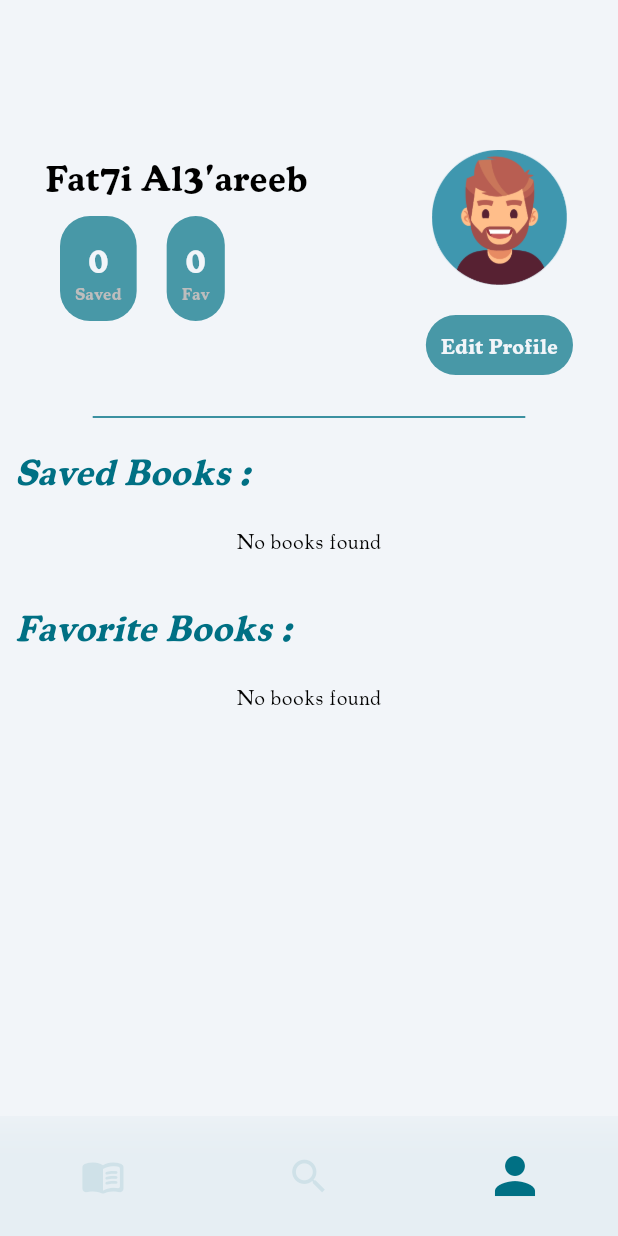
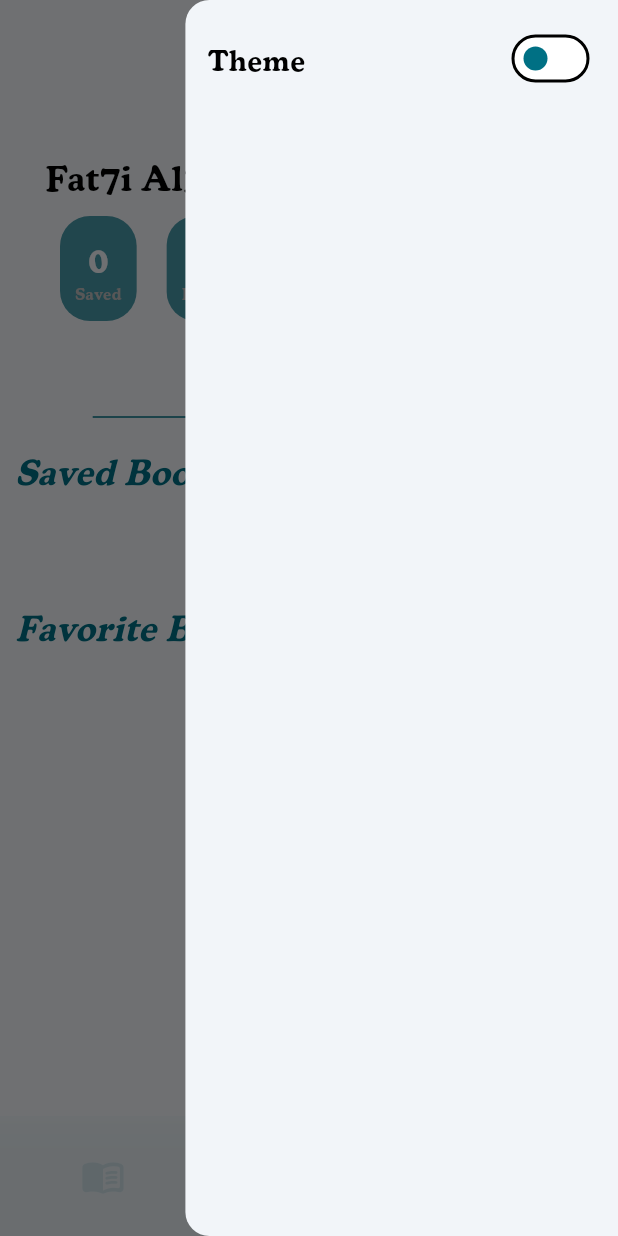
Before and after one commit to fat7i-alghareeb/book_store_app, a Flutter app: the screen it shows after launch, item 3 of the bottom bar chosen, with the side drawer open (before the commit the screen has no drawer), on a phone screen of 412 x 824 dp. Run offline on Flutter 3.47's test engine with Material 3 defaults, Android fonts, the phone set to English and light mode, and no system bars; our stand-ins replace bloc, cached_network_image, card_swiper, dartz, dio, flutter_bloc and 5 more; accounts and stored records are empty; network calls fail.

Commit message:
sorry but too many changes and i forgot to commit every one of them

```diff
--- a/lib/Core/shared/widgets/book_card_info.dart
+++ b/lib/Core/shared/widgets/book_card_info.dart
@@ -20,12 +20,16 @@ class BookCardInfo extends StatelessWidget {
   final double rating;
   @override
   Widget build(BuildContext context) {
-    return Container(
+    return Card(
+      color: Colors.transparent,
+      elevation: 5,
+      shadowColor: Theme.of(context).colorScheme.secondary.withOpacity(.05),
+      child: Container(
         width: containerWidth,
         height: height,
         decoration: BoxDecoration(
           borderRadius: BorderRadius.circular(Constants.kBorderRadius),
-        color: Colors.white,
+          color: Theme.of(context).colorScheme.secondary.withOpacity(.05),
         ),
         child: Padding(
           padding: const EdgeInsets.all(8.0),
@@ -65,6 +69,7 @@ class BookCardInfo extends StatelessWidget {
             ],
           ),
         ),
+      ),
     );
   }
 }
--- a/lib/Core/shared/widgets/book_card_list_view.dart
+++ b/lib/Core/shared/widgets/book_card_list_view.dart
@@ -69,7 +69,6 @@ class _HomeBookCardListViewState extends State<HomeBookCardListView> {
           return BookCard(
             height: height,
             book: widget.books[index],
-            onPop: () => setState(() {}),
           );
         },
       ),
--- a/lib/Core/themes.dart
+++ b/lib/Core/themes.dart
@@ -5,13 +5,14 @@ const lightMainColor = Color(0xFFF2F5F9);
 const lightSecondaryColor = Color(0xFF007084);
 const lightThirdlyColor = Color.fromARGB(255, 0, 0, 0);
 ///////////////////////////////////////////////////////////////////
-const darkMainColor = Color(0xFF0F0F0F);
-const darkSecondaryColor = Color(0xFFF2F2F2);
-const darkThirdlyColor = Colors.grey;
+const darkMainColor = Color.fromARGB(255, 55, 55, 55);
+const darkSecondaryColor = Color.fromARGB(255, 24, 187, 219);
+const darkThirdlyColor = Color.fromARGB(255, 255, 255, 255);
 ///////////////////////////////////////////////////////////////////
 ThemeData lightMode = ThemeData(
   brightness: Brightness.light,
   fontFamily: "Cooper",
+  drawerTheme: const DrawerThemeData(backgroundColor: lightMainColor),
   appBarTheme: const AppBarTheme(
     color: lightMainColor,
     elevation: 0,
@@ -31,7 +32,8 @@ ThemeData lightMode = ThemeData(
   ),
 );
 ThemeData darkMode = ThemeData(
-  //fontFamily: "NewFont",
+  fontFamily: "Cooper",
+  drawerTheme: const DrawerThemeData(backgroundColor: darkMainColor),
   appBarTheme: const AppBarTheme(
     color: darkMainColor,
     elevation: 0,
--- a/lib/Core/utils/functions/check_cache.dart
+++ b/lib/Core/utils/functions/check_cache.dart
@@ -12,7 +12,7 @@ void checkCache() async {
     var savedTime = DateTime.fromMillisecondsSinceEpoch(savedTimestamp);
     var currentTime = DateTime.now();
     var difference = currentTime.difference(savedTime).inHours;
-    if (difference >= 15) {
+    if (difference >= 500) {
       Hive.box<BookEntity>(Constants.kFeaturedBox).clear();
       Hive.box<BookEntity>(Constants.kNewestBox).clear();
       box.putAt(0, DateTime.now().millisecondsSinceEpoch);
--- a/lib/Features/details/presentation/views/widgets/book_option_widget.dart
+++ b/lib/Features/details/presentation/views/widgets/book_option_widget.dart
@@ -5,7 +5,7 @@ import 'package:flutter/material.dart';
 import 'package:flutter/services.dart';
 import 'package:flutter_bloc/flutter_bloc.dart';
 import '../../../../../Core/utils/text_styles.dart';
-import 'bottom_sheet_body.dart';
+import 'details_bottom_sheet_body.dart';
 
 class BookOptionWidget extends StatelessWidget {
   const BookOptionWidget({
@@ -93,7 +93,7 @@ class BookOptionWidget extends StatelessWidget {
                 ),
               ),
             ),
-            body: BottomSheetBody(
+            body: DetailsBottomSheetBody(
               book: book,
             ),
           ),
--- a/lib/Features/navigator/presentation/views/navigator.dart
+++ b/lib/Features/navigator/presentation/views/navigator.dart
@@ -4,6 +4,7 @@ import '../../../search/presentation/views/search_view.dart';
 import 'package:flutter/material.dart';
 
 import '../../../user/presentation/views/user_view.dart';
+import 'widgets/drawer_widget.dart';
 
 class MainNavigator extends StatefulWidget {
   const MainNavigator({super.key});
@@ -46,6 +47,7 @@ class _MainNavigatorState extends State<MainNavigator> {
   @override
   Widget build(BuildContext context) {
     return Scaffold(
+      endDrawer: const DrawerWidget(),
       body: Stack(
         children: [
           PageView(
--- /dev/null
+++ b/lib/Features/navigator/presentation/views/widgets/drawer_widget.dart
@@ -0,0 +1,25 @@
+import 'package:book_app/Features/navigator/presentation/views/widgets/theme_switch.dart';
+import 'package:flutter/material.dart';
+
+class DrawerWidget extends StatelessWidget {
+  const DrawerWidget({super.key});
+
+  @override
+  Widget build(BuildContext context) {
+    double x = MediaQuery.of(context).size.width;
+
+    return Drawer(
+      width: x * .7,
+      child: const SafeArea(
+        child: Column(
+          children: [
+            Padding(
+              padding: EdgeInsets.all(15),
+              child: ThemeSwitch(lightTheme: true),
+            ),
+          ],
+        ),
+      ),
+    );
+  }
+}
--- /dev/null
+++ b/lib/Features/navigator/presentation/views/widgets/theme_switch.dart
@@ -0,0 +1,52 @@
+import 'package:flutter/material.dart';
+
+class ThemeSwitch extends StatefulWidget {
+  const ThemeSwitch({
+    super.key,
+    required this.lightTheme,
+  });
+  final bool lightTheme;
+  @override
+  State<ThemeSwitch> createState() => _ThemeSwitchState();
+}
+
+class _ThemeSwitchState extends State<ThemeSwitch> {
+  late bool lightTheme;
+
+  @override
+  void initState() {
+    lightTheme = widget.lightTheme;
+    super.initState();
+  }
+
+  @override
+  Widget build(BuildContext context) {
+    return Row(
+      mainAxisAlignment: MainAxisAlignment.spaceBetween,
+      children: [
+        Text(
+          "Theme ",
+          style: TextStyle(
+            fontSize: 20,
+            fontWeight: FontWeight.bold,
+            color: Theme.of(context).colorScheme.tertiary,
+          ),
+        ),
+        Switch(
+          value: !lightTheme,
+          activeColor: Colors.white,
+          inactiveThumbColor: Theme.of(context).colorScheme.secondary,
+          inactiveTrackColor: Colors.white,
+          activeTrackColor: Colors.black,
+          onChanged: (value) {
+            setState(() {
+              lightTheme = !value;
+
+              //  BlocProvider.of<UserInfoCubit>(context).changeTheme();
+            });
+          },
+        ),
+      ],
+    );
+  }
+}
--- a/lib/Features/user/presentation/views/widgets/books_section.dart
+++ b/lib/Features/user/presentation/views/widgets/books_section.dart
@@ -1,26 +1,27 @@
+import 'package:book_app/Core/shared/widgets/books_list_view.dart';
 import 'package:flutter/material.dart';
 import 'package:flutter_bloc/flutter_bloc.dart';
-
 import '../../../../../Core/domain/entities/book_entity.dart';
 import '../../../../../Core/utils/text_styles.dart';
 import '../../manger/favorite box cubit/cubit/favorite_books_cubit.dart';
 import '../../manger/favorite box cubit/cubit/favorite_books_state.dart';
 import '../../manger/saved box cubit/cubit/saved_books_cubit.dart';
 import '../../manger/saved box cubit/cubit/saved_books_state.dart';
-import 'user_books_card_list_view.dart';
 
 class BooksSection extends StatelessWidget {
   final String title;
   final List<BookEntity> books;
-  final VoidCallback onBooksUpdated;
+  final VoidCallback updateBooks;
+  final VoidCallback fetchingTheChange;
   final ScrollController scrollController;
 
   const BooksSection({
     super.key,
     required this.title,
     required this.books,
-    required this.onBooksUpdated,
+    required this.updateBooks,
     required this.scrollController,
+    required this.fetchingTheChange,
   });
 
   @override
@@ -43,23 +44,24 @@ class BooksSection extends StatelessWidget {
             BlocListener<FavoriteBooksCubit, FavoriteBooksState>(
               listener: (context, state) {
                 if (state is FavoriteBooksSuccess) {
-                  onBooksUpdated();
+                  updateBooks();
                 }
               },
             ),
             BlocListener<SavedBooksCubit, SavedBooksState>(
               listener: (context, state) {
                 if (state is SavedBooksSuccess) {
-                  onBooksUpdated();
+                  updateBooks();
                 }
               },
             ),
           ],
           child: books.isEmpty
               ? const Center(child: Text('No books found'))
-              : UserBooksCardListView(
+              : BooksListViewWidget(
                   books: books,
-                  onPop: () => onBooksUpdated(),
+                  onPop: () => fetchingTheChange(),
+                  scrollController: scrollController,
                 ),
         ),
       ],
--- a/lib/Features/user/presentation/views/widgets/user_body.dart
+++ b/lib/Features/user/presentation/views/widgets/user_body.dart
@@ -38,6 +38,11 @@ class _UserBodyState extends State<UserBody> {
     });
   }
 
+  void fetchingTheChange() {
+    BlocProvider.of<SavedBooksCubit>(context).fetchSavedBooks();
+    BlocProvider.of<FavoriteBooksCubit>(context).fetchFavoriteBooks();
+  }
+
   @override
   Widget build(BuildContext context) {
     final width = MediaQuery.of(context).size.width;
@@ -59,8 +64,9 @@ class _UserBodyState extends State<UserBody> {
         BooksSection(
           title: "Saved Books :",
           books: savedBooks,
-          onBooksUpdated: updateBooks,
+          updateBooks: updateBooks,
           scrollController: scrollController,
+          fetchingTheChange: fetchingTheChange,
         ),
         const SizedBox(
           height: 20,
@@ -68,8 +74,9 @@ class _UserBodyState extends State<UserBody> {
         BooksSection(
           title: "Favorite Books :",
           books: favoriteBooks,
-          onBooksUpdated: updateBooks,
+          updateBooks: updateBooks,
           scrollController: scrollController,
+          fetchingTheChange: fetchingTheChange,
         ),
         const SizedBox(height: 30),
       ],
--- a/lib/main.dart
+++ b/lib/main.dart
@@ -39,7 +39,8 @@ class MyApp extends StatelessWidget {
       // home: const MainNavigator(),
       onGenerateRoute: _appRouter.generateRoute,
       theme: lightMode,
-      //darkTheme: darkMode,
+      darkTheme: darkMode,
+      themeMode: ThemeMode.light,
     );
   }
 }
```
Also changed, not shown: lib/Core/shared/widgets/book_card.dart (+6 -3 lines), lib/Features/details/presentation/views/widgets/details_bottom_sheet_body.dart (renamed from lib/Features/details/presentation/views/widgets/bottom_sheet_body.dart, +4 -5 lines), lib/Features/home/presentation/views/widgets/custom_home_app_bar.dart (+8 -3 lines), lib/Features/user/presentation/views/widgets/user_books_card_list_view.dart (+27 -27 lines). Lines whose indentation alone changed are shown as unchanged.
